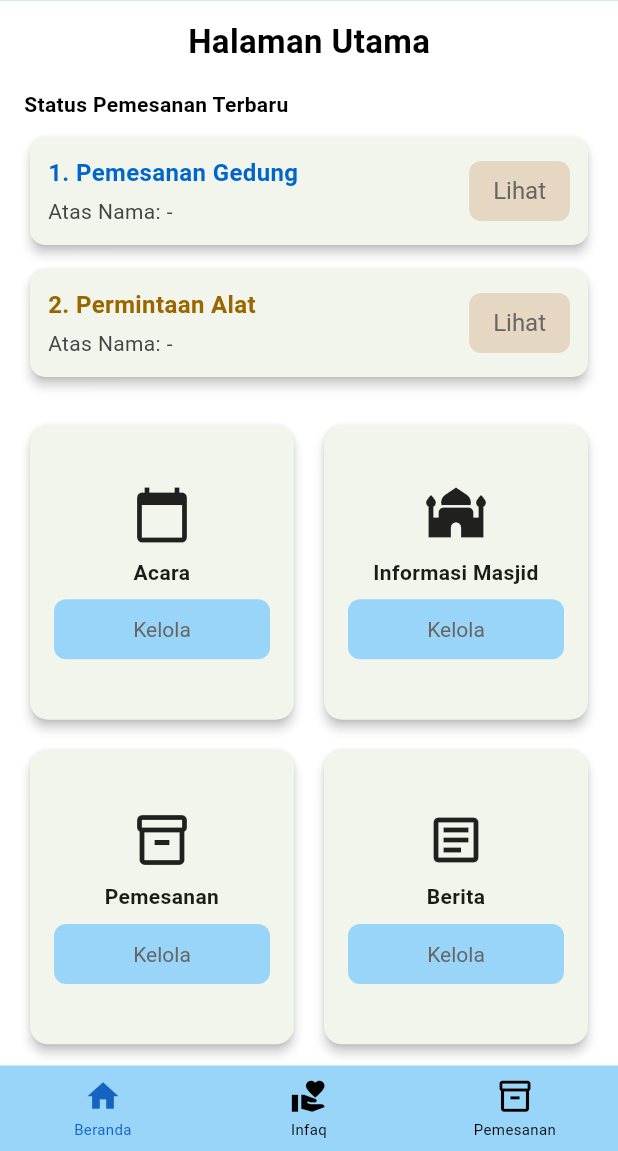
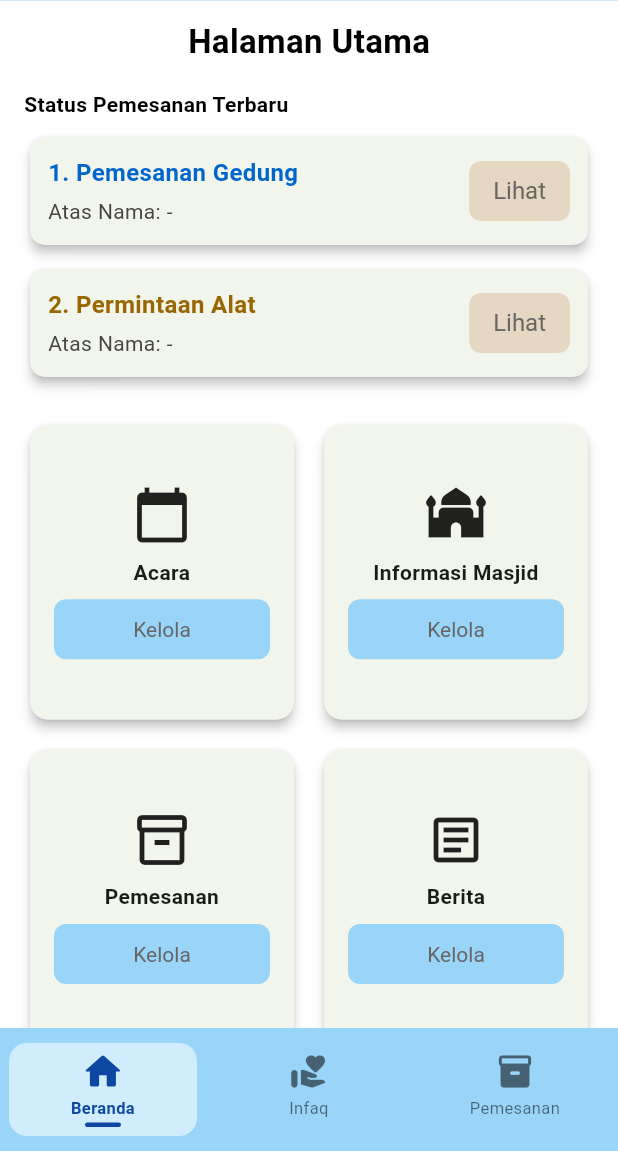
Before and after one commit to WafiqMy/Mas_Nur_Mobile, a Flutter app: the screen it shows after launch, on a phone screen of 412 x 824 dp, the part 85-1236 px from its top. Run offline on Flutter 3.47's test engine with Material 3 defaults, Android fonts, the phone set to English and light mode, and no system bars; our stand-ins replace dio, image_picker, shared_preferences.

Commit message:
feat: smooth navigation footer dengan indikator aktif (slide+fade transition, dot indicator, highlight aktif)

```diff
--- a/mas_nur_flutter/lib/features/berita/berita_page.dart
+++ b/mas_nur_flutter/lib/features/berita/berita_page.dart
@@ -102,7 +102,7 @@ class _BeritaPageState extends State<BeritaPage> {
               },
             ),
           ),
-          const AppFooter(currentIndex: 4),
+          const AppFooter(currentIndex: 0),
         ],
       ),
     );
--- a/mas_nur_flutter/lib/features/notifikasi/notifikasi_page.dart
+++ b/mas_nur_flutter/lib/features/notifikasi/notifikasi_page.dart
@@ -87,7 +87,7 @@ class _NotifikasiPageState extends State<NotifikasiPage> {
               },
             ),
           ),
-          const AppFooter(currentIndex: 3),
+          const AppFooter(currentIndex: 0),
         ],
       ),
     );
--- a/mas_nur_flutter/lib/features/persewaan/pemesanan_page.dart
+++ b/mas_nur_flutter/lib/features/persewaan/pemesanan_page.dart
@@ -93,7 +93,7 @@ class _PemesananPageState extends State<PemesananPage> {
               },
             ),
           ),
-          const AppFooter(currentIndex: 3),
+          const AppFooter(currentIndex: 2),
         ],
       ),
     );
--- a/mas_nur_flutter/lib/shared/widgets/app_footer.dart
+++ b/mas_nur_flutter/lib/shared/widgets/app_footer.dart
@@ -4,45 +4,80 @@ import 'package:mas_nur_flutter/features/persewaan/pemesanan_page.dart';
 import 'package:mas_nur_flutter/shared/theme/app_theme.dart';
 import 'package:mas_nur_flutter/shared/widgets/feature_placeholder_page.dart';
 
-/// Footer navigasi bawah: [Beranda] [Infaq] [Pemesanan]
+/// Index footer:
+/// 0 = Beranda, 1 = Infaq, 2 = Pemesanan
 class AppFooter extends StatelessWidget {
   const AppFooter({super.key, this.currentIndex = 0});
 
   final int currentIndex;
 
+  void _navigate(BuildContext context, int index) {
+    if (index == currentIndex) return; // sudah di halaman ini
+
+    Widget page;
+    switch (index) {
+      case 0:
+        page = const DashboardPage();
+        break;
+      case 1:
+        page = const FeaturePlaceholderPage(
+          title: 'Infaq',
+          subtitle: 'Fitur Infaq akan segera hadir.',
+        );
+        break;
+      case 2:
+        page = const PemesananPage();
+        break;
+      default:
+        return;
+    }
+
+    Navigator.pushAndRemoveUntil(
+      context,
+      PageRouteBuilder(
+        pageBuilder: (context, animation, secondaryAnimation) => page,
+        transitionsBuilder: (context, animation, secondaryAnimation, child) {
+          // Slide dari kanan jika maju, dari kiri jika mundur
+          final isForward = index > currentIndex;
+          final begin = Offset(isForward ? 1.0 : -1.0, 0.0);
+          const end = Offset.zero;
+          final tween = Tween(begin: begin, end: end)
+              .chain(CurveTween(curve: Curves.easeInOut));
+          return SlideTransition(
+            position: animation.drive(tween),
+            child: FadeTransition(opacity: animation, child: child),
+          );
+        },
+        transitionDuration: const Duration(milliseconds: 250),
+      ),
+      (route) => false,
+    );
+  }
+
   @override
   Widget build(BuildContext context) {
     return Container(
       color: kColorHeader,
-      padding: const EdgeInsets.symmetric(vertical: 8),
+      padding: const EdgeInsets.symmetric(vertical: 6),
       child: Row(
         children: [
           _FooterItem(
-            icon: Icons.home,
+            icon: Icons.home_rounded,
             label: 'Beranda',
             isActive: currentIndex == 0,
-            onTap: () => Navigator.pushNamedAndRemoveUntil(
-              context, DashboardPage.routeName, (r) => false),
+            onTap: () => _navigate(context, 0),
           ),
           _FooterItem(
-            icon: Icons.volunteer_activism,
+            icon: Icons.volunteer_activism_rounded,
             label: 'Infaq',
             isActive: currentIndex == 1,
-            onTap: () => Navigator.push(
-              context,
-              MaterialPageRoute(
-                builder: (_) => const FeaturePlaceholderPage(
-                  title: 'Infaq',
-                  subtitle: 'Fitur Infaq akan segera hadir.',
-                ),
-              ),
-            ),
+            onTap: () => _navigate(context, 1),
           ),
           _FooterItem(
-            icon: Icons.inventory_2_outlined,
+            icon: Icons.inventory_2_rounded,
             label: 'Pemesanan',
             isActive: currentIndex == 2,
-            onTap: () => Navigator.pushNamed(context, PemesananPage.routeName),
+            onTap: () => _navigate(context, 2),
           ),
         ],
       ),
@@ -65,23 +100,61 @@ class _FooterItem extends StatelessWidget {
 
   @override
   Widget build(BuildContext context) {
-    final color = isActive ? Colors.blue[800]! : Colors.black;
+    const activeColor = Color(0xFF0D47A1);
+    const inactiveColor = Colors.black54;
+
     return Expanded(
       child: GestureDetector(
         onTap: onTap,
+        child: AnimatedContainer(
+          duration: const Duration(milliseconds: 200),
+          curve: Curves.easeInOut,
+          margin: const EdgeInsets.symmetric(horizontal: 6, vertical: 4),
+          padding: const EdgeInsets.symmetric(vertical: 6),
+          decoration: BoxDecoration(
+            color: isActive
+                ? Colors.white.withValues(alpha: 0.55)
+                : Colors.transparent,
+            borderRadius: BorderRadius.circular(12),
+          ),
           child: Column(
             mainAxisSize: MainAxisSize.min,
             children: [
-            Icon(icon, size: 25, color: color),
-            const SizedBox(height: 2),
+              AnimatedScale(
+                scale: isActive ? 1.15 : 1.0,
+                duration: const Duration(milliseconds: 200),
+                child: Icon(
+                  icon,
+                  size: 26,
+                  color: isActive ? activeColor : inactiveColor,
+                ),
+              ),
+              const SizedBox(height: 3),
               Text(
                 label,
-              style: TextStyle(fontSize: 10, color: color),
+                style: TextStyle(
+                  fontSize: 11,
+                  fontWeight:
+                      isActive ? FontWeight.bold : FontWeight.normal,
+                  color: isActive ? activeColor : inactiveColor,
+                ),
                 textAlign: TextAlign.center,
                 maxLines: 1,
                 overflow: TextOverflow.ellipsis,
               ),
+              const SizedBox(height: 2),
+              // Indikator titik bawah
+              AnimatedContainer(
+                duration: const Duration(milliseconds: 200),
+                height: 3,
+                width: isActive ? 24 : 0,
+                decoration: BoxDecoration(
+                  color: activeColor,
+                  borderRadius: BorderRadius.circular(2),
+                ),
+              ),
             ],
+          ),
         ),
       ),
     );
```
Lines whose indentation alone changed are shown as unchanged.
